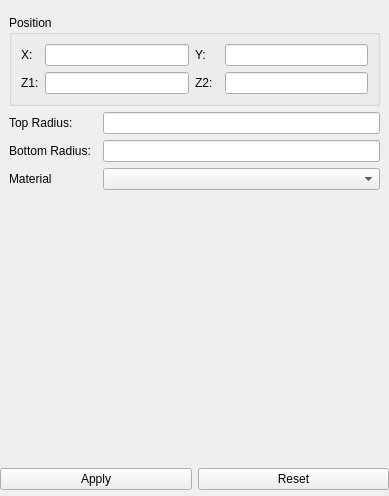
Above: Application/qInputPropertiesWidget.ui from Sprunth/RGG before the change. Below: the same form after it.
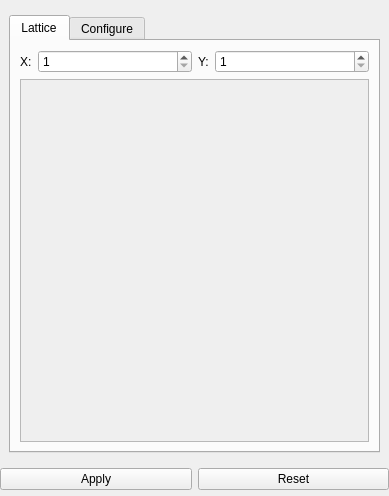
That is the form after the change. The open tabs and pages were chosen to show the change.

```diff
--- a/Application/qInputPropertiesWidget.ui
+++ b/Application/qInputPropertiesWidget.ui
@@ -640,188 +640,6 @@
        </item>
       </layout>
      </widget>
-     <widget class="QWidget" name="pageCylinderPin">
-      <layout class="QGridLayout" name="gridLayout_9">
-       <item row="0" column="0" colspan="3">
-        <widget class="QGroupBox" name="groupBox_4">
-         <property name="title">
-          <string>Position</string>
-         </property>
-         <layout class="QGridLayout" name="gridLayout_5">
-          <item row="0" column="0">
-           <widget class="QLabel" name="label_16">
-            <property name="text">
-             <string>X:</string>
-            </property>
-           </widget>
-          </item>
-          <item row="0" column="1">
-           <widget class="QLineEdit" name="CylinderXPos"/>
-          </item>
-          <item row="0" column="2" colspan="2">
-           <widget class="QLabel" name="label_17">
-            <property name="text">
-             <string>Y:</string>
-            </property>
-           </widget>
-          </item>
-          <item row="0" column="4">
-           <widget class="QLineEdit" name="CylinderYPos"/>
-          </item>
-          <item row="1" column="0">
-           <widget class="QLabel" name="label_18">
-            <property name="text">
-             <string>Z1:</string>
-            </property>
-           </widget>
-          </item>
-          <item row="1" column="1">
-           <widget class="QLineEdit" name="CylinderZPos1"/>
-          </item>
-          <item row="1" column="2">
-           <widget class="QLabel" name="label_19">
-            <property name="text">
-             <string>Z2:</string>
-            </property>
-           </widget>
-          </item>
-          <item row="1" column="4">
-           <widget class="QLineEdit" name="CylinderZPos2"/>
-          </item>
-         </layout>
-        </widget>
-       </item>
-       <item row="3" column="0">
-        <spacer name="verticalSpacer_5">
-         <property name="orientation">
-          <enum>Qt::Vertical</enum>
-         </property>
-         <property name="sizeHint" stdset="0">
-          <size>
-           <width>20</width>
-           <height>40</height>
-          </size>
-         </property>
-        </spacer>
-       </item>
-       <item row="1" column="0">
-        <widget class="QLabel" name="label_20">
-         <property name="text">
-          <string>Radius:</string>
-         </property>
-        </widget>
-       </item>
-       <item row="1" column="1" colspan="2">
-        <widget class="QLineEdit" name="CylinderRadius"/>
-       </item>
-       <item row="2" column="0">
-        <widget class="QLabel" name="labelCylMaterial">
-         <property name="text">
-          <string>Material</string>
-         </property>
-        </widget>
-       </item>
-       <item row="2" column="1" colspan="2">
-        <widget class="QComboBox" name="CylinderMaterial"/>
-       </item>
-      </layout>
-     </widget>
-     <widget class="QWidget" name="pageFrustumPin">
-      <layout class="QGridLayout" name="gridLayout_8">
-       <item row="0" column="0" colspan="4">
-        <widget class="QGroupBox" name="groupBox_5">
-         <property name="title">
-          <string>Position</string>
-         </property>
-         <layout class="QGridLayout" name="gridLayout_6">
-          <item row="0" column="0">
-           <widget class="QLabel" name="label_23">
-            <property name="text">
-             <string>X:</string>
-            </property>
-           </widget>
-          </item>
-          <item row="0" column="1">
-           <widget class="QLineEdit" name="FrustumXPos"/>
-          </item>
-          <item row="0" column="2" colspan="2">
-           <widget class="QLabel" name="label_24">
-            <property name="text">
-             <string>Y:</string>
-            </property>
-           </widget>
-          </item>
-          <item row="0" column="4">
-           <widget class="QLineEdit" name="FrustumYPos"/>
-          </item>
-          <item row="1" column="0">
-           <widget class="QLabel" name="label_25">
-            <property name="text">
-             <string>Z1:</string>
-            </property>
-           </widget>
-          </item>
-          <item row="1" column="1">
-           <widget class="QLineEdit" name="FrustumZPos1"/>
-          </item>
-          <item row="1" column="2">
-           <widget class="QLabel" name="label_26">
-            <property name="text">
-             <string>Z2:</string>
-            </property>
-           </widget>
-          </item>
-          <item row="1" column="4">
-           <widget class="QLineEdit" name="FrustumZPos2"/>
-          </item>
-         </layout>
-        </widget>
-       </item>
-       <item row="1" column="0">
-        <widget class="QLabel" name="label_27">
-         <property name="text">
-          <string>Top Radius:</string>
-         </property>
-        </widget>
-       </item>
-       <item row="1" column="1" colspan="3">
-        <widget class="QLineEdit" name="FrustumRadius1"/>
-       </item>
-       <item row="2" column="0">
-        <widget class="QLabel" name="label_28">
-         <property name="text">
-          <string>Bottom Radius:</string>
-         </property>
-        </widget>
-       </item>
-       <item row="4" column="0" colspan="2">
-        <spacer name="verticalSpacer_4">
-         <property name="orientation">
-          <enum>Qt::Vertical</enum>
-         </property>
-         <property name="sizeHint" stdset="0">
-          <size>
-           <width>20</width>
-           <height>82</height>
-          </size>
-         </property>
-        </spacer>
-       </item>
-       <item row="2" column="1" colspan="3">
-        <widget class="QLineEdit" name="FrustumRadius2"/>
-       </item>
-       <item row="3" column="0">
-        <widget class="QLabel" name="labelFruMaterial">
-         <property name="text">
-          <string>Material</string>
-         </property>
-        </widget>
-       </item>
-       <item row="3" column="1" colspan="3">
-        <widget class="QComboBox" name="FrustumMaterial"/>
-       </item>
-      </layout>
-     </widget>
      <widget class="QWidget" name="pageMaterial">
       <layout class="QGridLayout" name="gridLayout_7">
        <item row="0" column="1">
```
Left out of the diff: 17 changed lines with no effect on the pictures.
